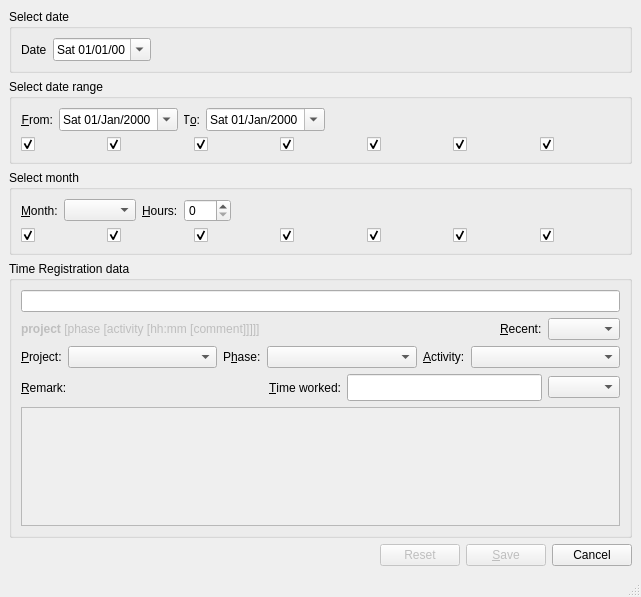
Above: src/pyuac_edit.ui from develer-staff/pyuac before the change. Below: the same form after it.
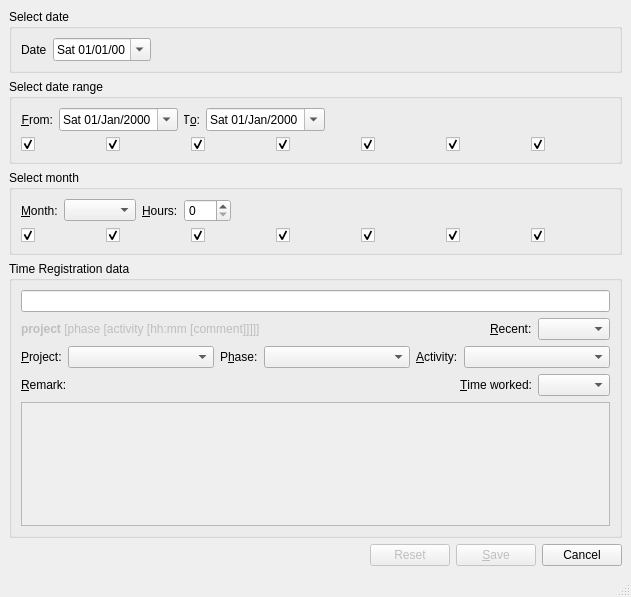
That is the form after the change. Icons and pictures are not drawn.

Commit message: Eliminato il time calculator dalla finestra di inserimento delle ore.

The edit to the form file:
```diff
--- a/src/pyuac_edit.ui
+++ b/src/pyuac_edit.ui
@@ -6,7 +6,7 @@
    <rect>
     <x>0</x>
     <y>0</y>
-    <width>641</width>
+    <width>631</width>
     <height>597</height>
    </rect>
   </property>
@@ -22,7 +22,7 @@
     <rect>
      <x>0</x>
      <y>0</y>
-     <width>641</width>
+     <width>631</width>
      <height>575</height>
     </rect>
    </property>
@@ -550,18 +550,6 @@
            </property>
           </widget>
          </item>
-         <item>
-          <widget class="QLineEdit" name="smartTimeEdit" >
-           <property name="font" >
-            <font>
-             <pointsize>12</pointsize>
-            </font>
-           </property>
-           <property name="text" >
-            <string/>
-           </property>
-          </widget>
-         </item>
          <item>
           <widget class="QComboBox" name="comboTimeWorked" />
          </item>
@@ -662,7 +650,7 @@
     <rect>
      <x>0</x>
      <y>575</y>
-     <width>641</width>
+     <width>631</width>
      <height>22</height>
     </rect>
    </property>
```
The commit also changes 1 other file.
